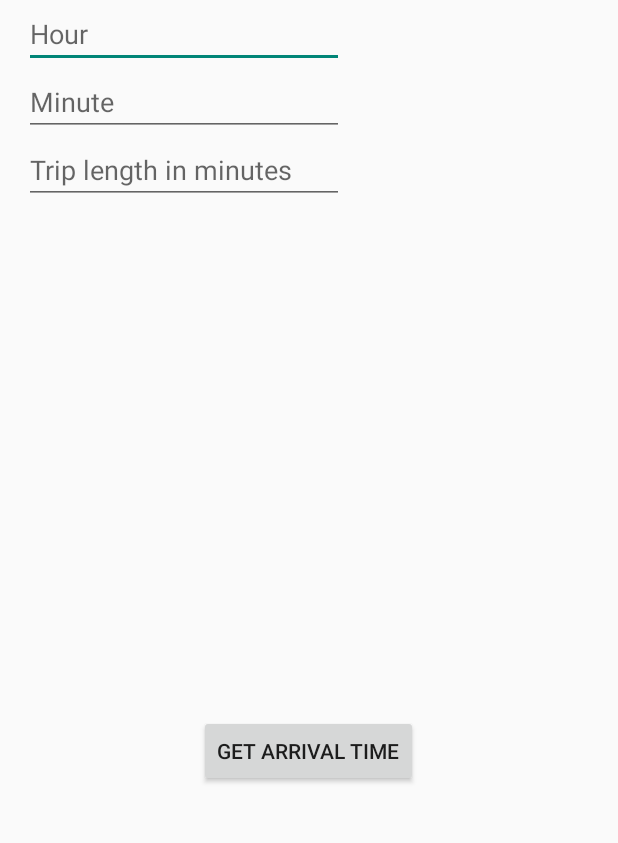
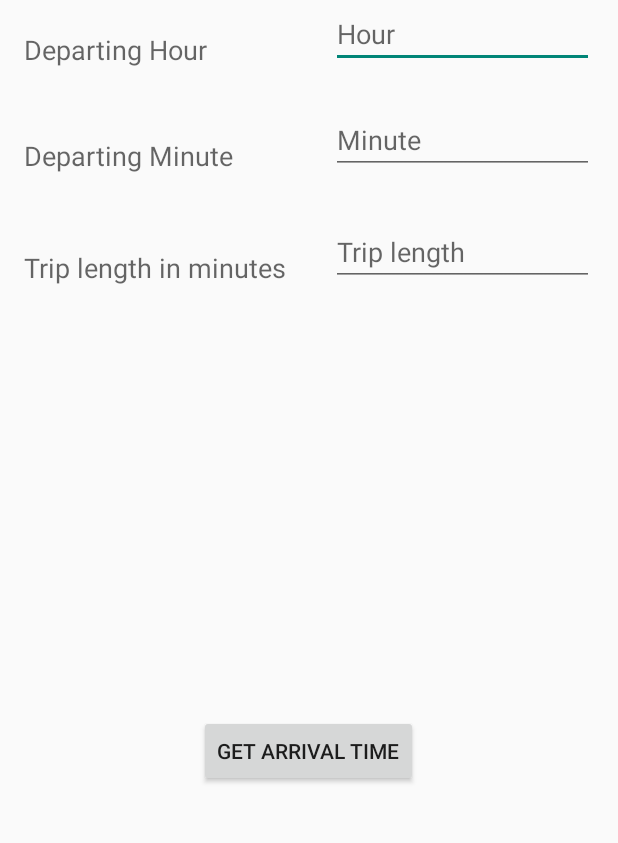
Before and after one commit to wrightaaron/Amtrak, an Android app: the screen it shows after launch (MainActivity), on a phone screen of 412 x 824 dp, the part 318-1161 px from its top. Run offline under Robolectric (Android 15) with nearby library versions, the phone set to English and light mode, and no system bars.

```diff
--- a/Amtrak/app/src/main/res/layout/activity_main.xml
+++ b/Amtrak/app/src/main/res/layout/activity_main.xml
@@ -19,9 +19,14 @@
         android:inputType="number"
         android:ems="10"
         android:id="@+id/editTxtHour"
+        android:numeric="integer"
+        android:hint="Hour"
         android:layout_below="@+id/imageView"
-        android:numeric="integer"
-        android:hint="Hour" />
+        android:layout_alignParentRight="true"
+        android:layout_alignParentEnd="true"
+        android:layout_toEndOf="@+id/lblLength"
+        android:layout_alignLeft="@+id/edTxtMinute"
+        android:layout_alignStart="@+id/edTxtMinute" />
 
     <EditText
         android:layout_width="wrap_content"
@@ -29,10 +34,14 @@
         android:inputType="number"
         android:ems="10"
         android:id="@+id/edTxtMinute"
+        android:hint="Minute"
         android:layout_below="@+id/editTxtHour"
-        android:layout_alignRight="@+id/editTxtHour"
-        android:layout_alignEnd="@+id/editTxtHour"
-        android:hint="Minute" />
+        android:layout_alignParentRight="true"
+        android:layout_alignParentEnd="true"
+        android:layout_marginTop="25dp"
+        android:layout_toEndOf="@+id/lblLength"
+        android:layout_alignLeft="@+id/edTxtTripLength"
+        android:layout_alignStart="@+id/edTxtTripLength" />
 
     <EditText
         android:layout_width="wrap_content"
@@ -40,10 +49,13 @@
         android:inputType="number"
         android:ems="10"
         android:id="@+id/edTxtTripLength"
+        android:hint="Trip length"
+        android:layout_marginTop="29dp"
         android:layout_below="@+id/edTxtMinute"
-        android:layout_alignParentLeft="true"
-        android:layout_alignParentStart="true"
-        android:hint="Trip length in minutes" />
+        android:layout_toRightOf="@+id/lblLength"
+        android:layout_toEndOf="@+id/lblLength"
+        android:layout_marginLeft="29dp"
+        android:layout_marginStart="29dp" />
 
     <Button
         android:layout_width="wrap_content"
@@ -53,6 +65,36 @@
         android:layout_alignParentBottom="true"
         android:layout_centerHorizontal="true"
         android:layout_marginBottom="71dp"
-        android:onClick="getArrival" />
+        android:onClick="validateData" />
+
+    <TextView
+        android:layout_width="wrap_content"
+        android:layout_height="wrap_content"
+        android:textAppearance="?android:attr/textAppearanceMedium"
+        android:text="Departing Hour"
+        android:id="@+id/lblHour"
+        android:layout_alignBottom="@+id/editTxtHour"
+        android:layout_alignParentLeft="true"
+        android:layout_alignParentStart="true" />
+
+    <TextView
+        android:layout_width="wrap_content"
+        android:layout_height="wrap_content"
+        android:textAppearance="?android:attr/textAppearanceMedium"
+        android:text="Departing Minute"
+        android:id="@+id/lblMinute"
+        android:layout_alignBottom="@+id/edTxtMinute"
+        android:layout_alignParentLeft="true"
+        android:layout_alignParentStart="true" />
+
+    <TextView
+        android:layout_width="wrap_content"
+        android:layout_height="wrap_content"
+        android:textAppearance="?android:attr/textAppearanceMedium"
+        android:text="Trip length in minutes"
+        android:id="@+id/lblLength"
+        android:layout_alignBottom="@+id/edTxtTripLength"
+        android:layout_alignParentLeft="true"
+        android:layout_alignParentStart="true" />
 
 </RelativeLayout>
```
Also changed, not shown: Amtrak/app/src/main/java/com/example/thewrights/amtrak/DisplayMessage.java (+12 -1 lines), Amtrak/app/src/main/java/com/example/thewrights/amtrak/MainActivity.java (+54 -0 lines), Amtrak/app/src/main/res/layout/activity_display_message.xml (+10 -1 lines).
